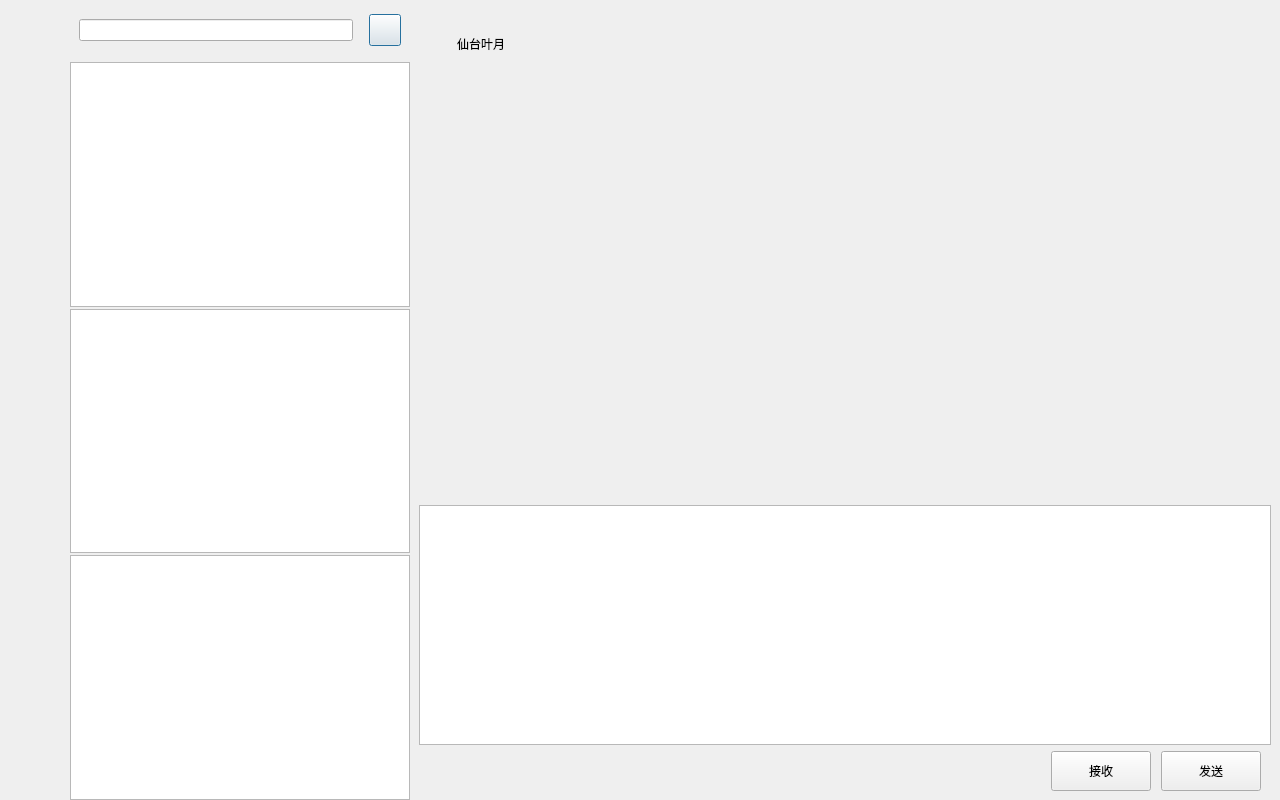
The window that QtPanel/chatdialog.ui (KBchulan/WhxChat) describes before a commit, drawn with Qt 5.
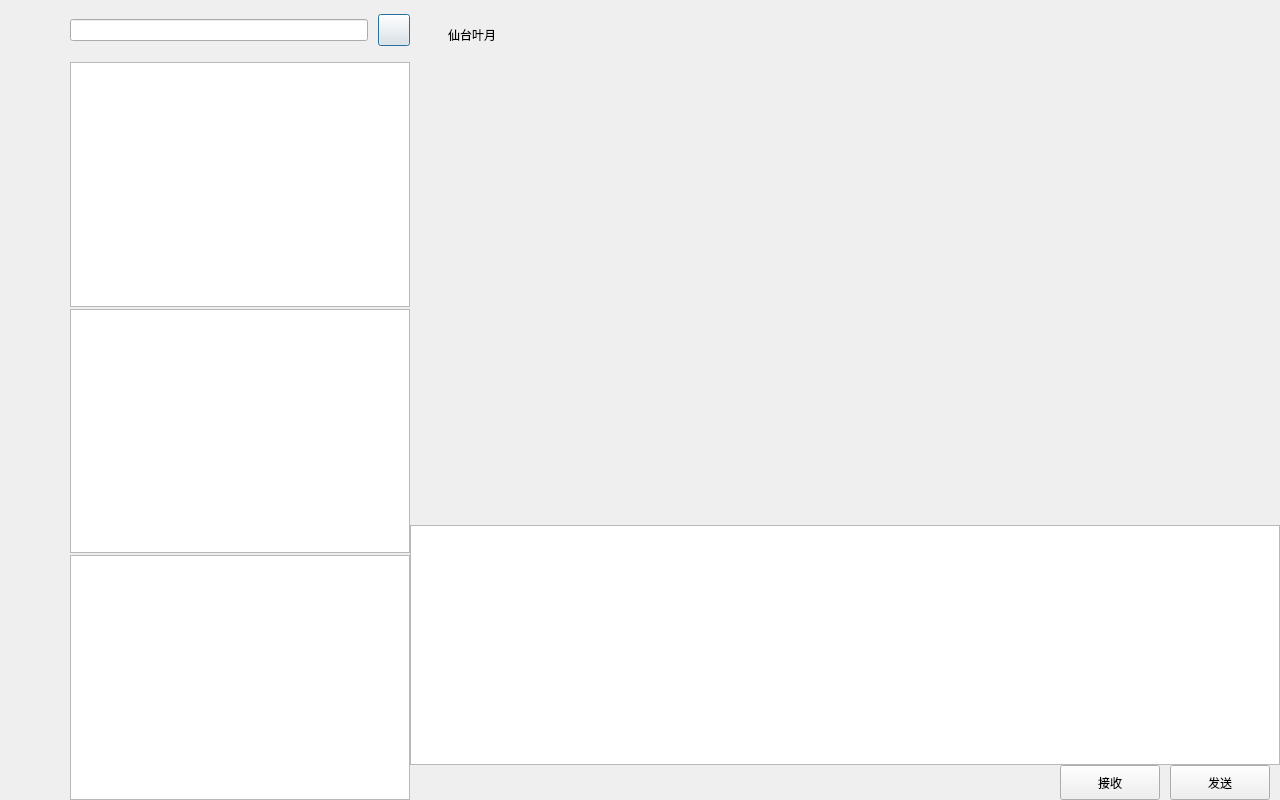
The same window after the commit. Custom widgets are drawn as their Qt base class.

The edit to the form file:
```diff
--- a/QtPanel/chatdialog.ui
+++ b/QtPanel/chatdialog.ui
@@ -187,7 +187,7 @@
      </property>
      <property name="minimumSize">
       <size>
-       <width>170</width>
+       <width>150</width>
        <height>0</height>
       </size>
      </property>
@@ -228,6 +228,21 @@
          </size>
         </property>
         <layout class="QHBoxLayout" name="horizontalLayout_2">
+         <property name="spacing">
+          <number>0</number>
+         </property>
+         <property name="leftMargin">
+          <number>0</number>
+         </property>
+         <property name="topMargin">
+          <number>0</number>
+         </property>
+         <property name="rightMargin">
+          <number>0</number>
+         </property>
+         <property name="bottomMargin">
+          <number>0</number>
+         </property>
          <item>
           <widget class="CustomizeEdit" name="search_edit"/>
          </item>
@@ -284,6 +299,21 @@
    <item>
     <widget class="QWidget" name="chat_data_widget" native="true">
      <layout class="QVBoxLayout" name="verticalLayout_4">
+      <property name="spacing">
+       <number>0</number>
+      </property>
+      <property name="leftMargin">
+       <number>0</number>
+      </property>
+      <property name="topMargin">
+       <number>0</number>
+      </property>
+      <property name="rightMargin">
+       <number>0</number>
+      </property>
+      <property name="bottomMargin">
+       <number>0</number>
+      </property>
       <item>
        <widget class="QWidget" name="title_widget" native="true">
         <property name="minimumSize">
@@ -364,16 +394,28 @@
         <property name="minimumSize">
          <size>
           <width>0</width>
-          <height>50</height>
+          <height>40</height>
          </size>
         </property>
         <property name="maximumSize">
          <size>
           <width>16777215</width>
-          <height>50</height>
+          <height>40</height>
          </size>
         </property>
         <layout class="QHBoxLayout" name="horizontalLayout_5">
+         <property name="leftMargin">
+          <number>0</number>
+         </property>
+         <property name="topMargin">
+          <number>0</number>
+         </property>
+         <property name="rightMargin">
+          <number>0</number>
+         </property>
+         <property name="bottomMargin">
+          <number>4</number>
+         </property>
          <item>
           <spacer name="horizontalSpacer_6">
            <property name="orientation">
@@ -481,13 +523,13 @@
         <property name="minimumSize">
          <size>
           <width>0</width>
-          <height>40</height>
+          <height>35</height>
          </size>
         </property>
         <property name="maximumSize">
          <size>
           <width>16777215</width>
-          <height>40</height>
+          <height>35</height>
          </size>
         </property>
         <layout class="QHBoxLayout" name="horizontalLayout_4">
@@ -524,13 +566,13 @@
            <property name="minimumSize">
             <size>
              <width>100</width>
-             <height>40</height>
+             <height>35</height>
             </size>
            </property>
            <property name="maximumSize">
             <size>
              <width>100</width>
-             <height>40</height>
+             <height>35</height>
             </size>
            </property>
            <property name="text">
@@ -559,13 +601,13 @@
            <property name="minimumSize">
             <size>
              <width>100</width>
-             <height>40</height>
+             <height>35</height>
             </size>
            </property>
            <property name="maximumSize">
             <size>
              <width>100</width>
-             <height>40</height>
+             <height>35</height>
             </size>
            </property>
            <property name="text">
@@ -608,6 +650,11 @@
    <extends>QLineEdit</extends>
    <header location="global">customizeedit.h</header>
   </customwidget>
+  <customwidget>
+   <class>ChatUserList</class>
+   <extends>QListWidget</extends>
+   <header location="global">chatuserlist.h</header>
+  </customwidget>
  </customwidgets>
  <resources/>
  <connections/>
```
Left out of the diff: 2 changed lines with no effect on the pictures.
